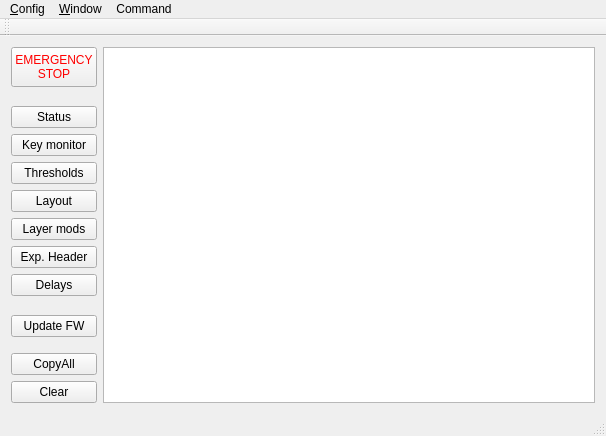
Before: the Qt Designer form FlightController/FlightController.ui in dmaone/CommonSense, drawn with Qt 5.
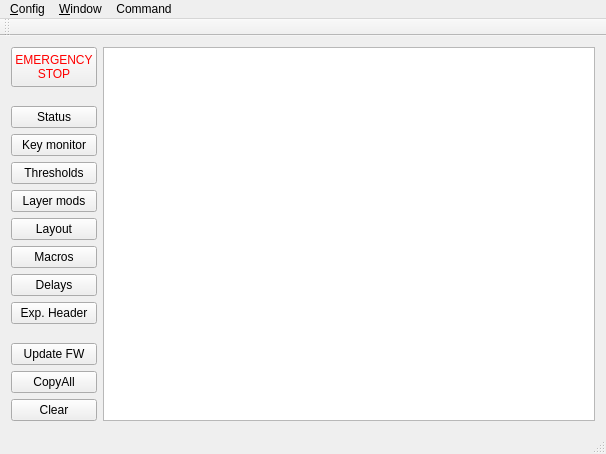
After: the same form once the commit is applied. Custom widgets are drawn as their Qt base class.

Commit message: "Macros" button.

Diff of the .ui file:
```diff
--- a/FlightController/FlightController.ui
+++ b/FlightController/FlightController.ui
@@ -17,13 +17,6 @@
    <layout class="QHBoxLayout" name="horizontalLayout">
     <item>
      <layout class="QGridLayout" name="gridLayout">
-      <item row="15" column="0">
-       <widget class="QPushButton" name="BootloaderButton">
-        <property name="text">
-         <string>Update FW</string>
-        </property>
-       </widget>
-      </item>
       <item row="6" column="0">
        <widget class="QPushButton" name="statusRequestButton">
         <property name="text">
@@ -31,7 +24,7 @@
         </property>
        </widget>
       </item>
-      <item row="16" column="0">
+      <item row="22" column="0">
        <spacer name="verticalSpacer">
         <property name="orientation">
          <enum>Qt::Vertical</enum>
@@ -44,6 +37,13 @@
         </property>
        </spacer>
       </item>
+      <item row="21" column="0">
+       <widget class="QPushButton" name="BootloaderButton">
+        <property name="text">
+         <string>Update FW</string>
+        </property>
+       </widget>
+      </item>
       <item row="7" column="0">
        <widget class="QPushButton" name="MatrixMonitorButton">
         <property name="text">
@@ -51,6 +51,36 @@
         </property>
        </widget>
       </item>
+      <item row="24" column="0">
+       <widget class="QPushButton" name="ClearButton">
+        <property name="text">
+         <string>Clear</string>
+        </property>
+       </widget>
+      </item>
+      <item row="5" column="0">
+       <spacer name="verticalSpacer_2">
+        <property name="orientation">
+         <enum>Qt::Vertical</enum>
+        </property>
+        <property name="sizeType">
+         <enum>QSizePolicy::Fixed</enum>
+        </property>
+        <property name="sizeHint" stdset="0">
+         <size>
+          <width>20</width>
+          <height>13</height>
+         </size>
+        </property>
+       </spacer>
+      </item>
+      <item row="8" column="0">
+       <widget class="QPushButton" name="thresholdsButton">
+        <property name="text">
+         <string>Thresholds</string>
+        </property>
+       </widget>
+      </item>
       <item row="3" column="0">
        <widget class="QPushButton" name="RedButton">
         <property name="minimumSize">
@@ -74,44 +104,7 @@
         </property>
        </widget>
       </item>
-      <item row="8" column="0">
-       <widget class="QPushButton" name="thresholdsButton">
-        <property name="text">
-         <string>Thresholds</string>
-        </property>
-       </widget>
-      </item>
-      <item row="18" column="0">
-       <widget class="QPushButton" name="ClearButton">
-        <property name="text">
-         <string>Clear</string>
-        </property>
-       </widget>
-      </item>
-      <item row="5" column="0">
-       <spacer name="verticalSpacer_2">
-        <property name="orientation">
-         <enum>Qt::Vertical</enum>
-        </property>
-        <property name="sizeType">
-         <enum>QSizePolicy::Fixed</enum>
-        </property>
-        <property name="sizeHint" stdset="0">
-         <size>
-          <width>20</width>
-          <height>13</height>
-         </size>
-        </property>
-       </spacer>
-      </item>
-      <item row="9" column="0">
-       <widget class="QPushButton" name="layoutButton">
-        <property name="text">
-         <string>Layout</string>
-        </property>
-       </widget>
-      </item>
-      <item row="13" column="0">
+      <item row="19" column="0">
        <spacer name="verticalSpacer_3">
         <property name="orientation">
          <enum>Qt::Vertical</enum>
@@ -127,31 +120,45 @@
         </property>
        </spacer>
       </item>
-      <item row="17" column="0">
+      <item row="11" column="0">
+       <widget class="QPushButton" name="layoutButton">
+        <property name="text">
+         <string>Layout</string>
+        </property>
+       </widget>
+      </item>
+      <item row="23" column="0">
        <widget class="QPushButton" name="CopyAllButton">
         <property name="text">
          <string>CopyAll</string>
         </property>
        </widget>
       </item>
-      <item row="12" column="0">
+      <item row="16" column="0">
+       <widget class="QPushButton" name="expButton">
+        <property name="text">
+         <string>Exp. Header</string>
+        </property>
+       </widget>
+      </item>
+      <item row="14" column="0">
        <widget class="QPushButton" name="delaysButton">
         <property name="text">
          <string>Delays</string>
         </property>
        </widget>
       </item>
-      <item row="10" column="0">
+      <item row="9" column="0">
        <widget class="QPushButton" name="layerModsButton">
         <property name="text">
          <string>Layer mods</string>
         </property>
        </widget>
       </item>
-      <item row="11" column="0">
-       <widget class="QPushButton" name="expButton">
+      <item row="12" column="0">
+       <widget class="QPushButton" name="macrosButton">
         <property name="text">
-         <string>Exp. Header</string>
+         <string>Macros</string>
         </property>
        </widget>
       </item>
```
Left out of the diff: 14 changed lines with no effect on the pictures. The commit also changes 2 other files.
